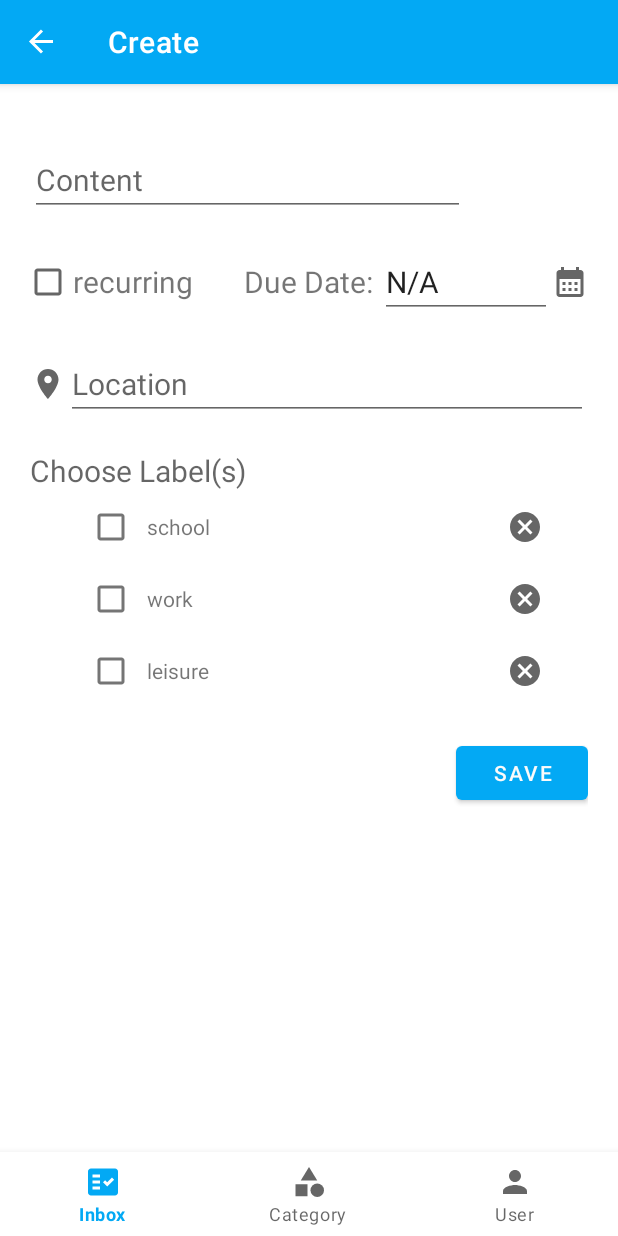
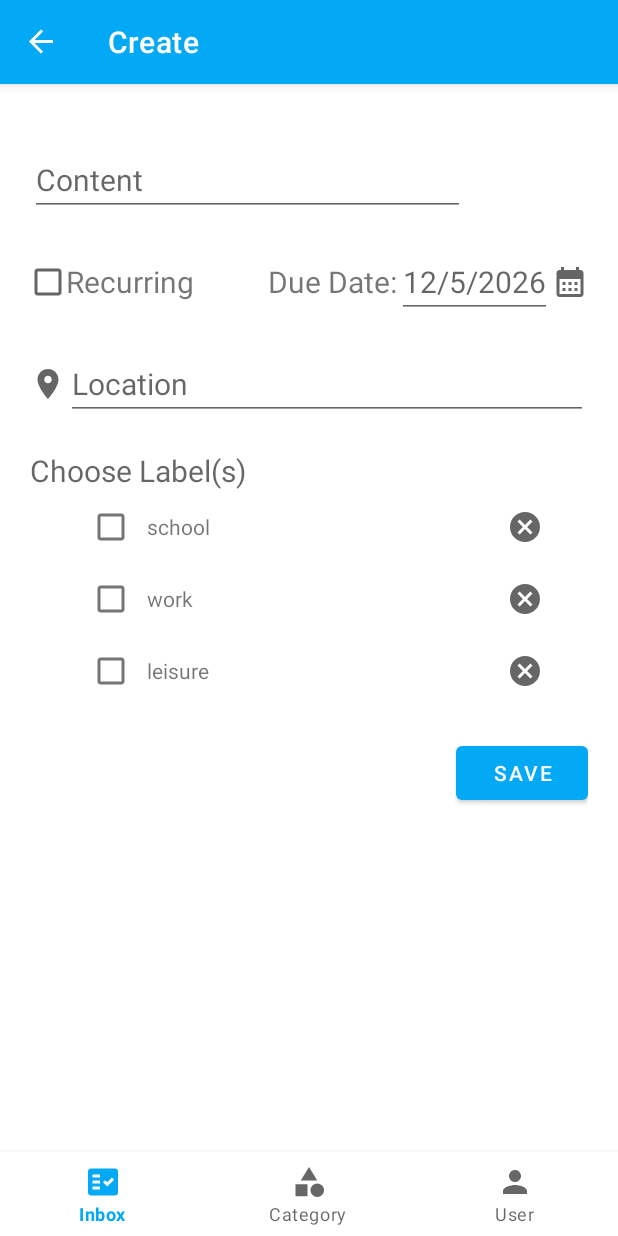
Before and after one commit to zhuy9/AutoChecklist, an Android app: the EntryEditFragment screen opened through its navigation route, on a phone screen of 412 x 824 dp. Run offline under Robolectric (Android 15) with nearby library versions, the phone set to English and light mode, and no system bars; our stand-ins replace Firebase (no records; nobody signed in at launch, a user with empty details on screens opened directly), navigation-ui; libraries missing offline, so code that uses them is left out: com.firebase.ui.

Commit message:
bugfix: recurring change to dueDate bug; bugfix: now datePicker displays correct date; save strings to XML;

```diff
--- a/app/src/main/java/edu/rosehulman/automaticchecklist/Helpers.kt
+++ b/app/src/main/java/edu/rosehulman/automaticchecklist/Helpers.kt
@@ -1,31 +1,50 @@
 package edu.rosehulman.automaticchecklist
 
 import edu.rosehulman.automaticchecklist.models.Label
+import java.text.SimpleDateFormat
 import java.time.Instant
 import java.time.LocalDateTime
 import java.time.ZoneId
 import java.time.format.DateTimeFormatter
+import java.util.*
 
 object Helpers {
     const val TAG = "ACL"
+    const val tag = "tag"
     //var defaultLabelArray = arrayListOf<Label>(Label("School"), Label("Work"), Label("Leisure"))
 
     var defaultLabelStrings = arrayListOf<String>("school", "work", "leisure")
 
-    fun parseFrequencyToArray() = enumValues<Frequency>().map {
-        it.name.replace("_", " ")
+
+    fun parseFrequencyToArray(filterOutNone: Boolean = false): Array<String> {
+        val output = ArrayList<String>()
+        enumValues<Frequency>().forEach {
+            if (!filterOutNone || it.name != Frequency.NONE.toString())
+                output.add(it.name.replace("_", " "))
+        }
+        return output.toTypedArray()
     }
+
+
+    fun indexOfFrequency(f: String) = enumValues<Frequency>().indexOf(
+        Frequency.valueOf(f.replace(" ", "_"))
+    ) // index
 
     fun parseSingleFrequency(f: Frequency) = f.name.replace("_", " ")
 
+    /* parse from milliseconds into dd/MM/yyyy format */
+    /* off by one day bug fix sources: */
+    /* https://github.com/material-components/material-components-android/issues/882 */
+    /* https://github.com/material-components/material-components-android/issues/967 */
+    fun parseDateFromMs(dateTime: Long): String {
+        val date =
+            Calendar.getInstance(TimeZone.getTimeZone("UTC")).apply { timeInMillis = dateTime }
+        return String.format(
+            "%d/%d/%d",
+            date.get(Calendar.MONTH) + 1,
+            date.get(Calendar.DAY_OF_MONTH),
+            date.get(Calendar.YEAR)
+        )
+    }
 
-    fun parseDate(dateTime: Long?): String {
-        var currentTime = dateTime
-        if (currentTime === null)
-            currentTime = System.currentTimeMillis()
-        return LocalDateTime.ofInstant(Instant.ofEpochMilli(currentTime), ZoneId.systemDefault())
-            .format(
-                DateTimeFormatter.ofPattern("dd/MM/yyyy")
-            )
-    }
 }
--- a/app/src/main/java/edu/rosehulman/automaticchecklist/adapters/EntryAdapter.kt
+++ b/app/src/main/java/edu/rosehulman/automaticchecklist/adapters/EntryAdapter.kt
@@ -121,7 +121,7 @@ class EntryAdapter(private val fragment: InboxFragment) :
                 timeIconView.visibility = VISIBLE
                 timeTextView.visibility = VISIBLE
                 timeIconView.setImageResource(Label.LABEL_DUE)
-                timeTextView.text = "DATE"
+                timeTextView.text = Helpers.parseDateFromMs(entry.dueDate!!.toLong())
             } else {
                 timeIconView.visibility = GONE
                 timeTextView.visibility = GONE
--- a/app/src/main/java/edu/rosehulman/automaticchecklist/models/EntriesViewModel.kt
+++ b/app/src/main/java/edu/rosehulman/automaticchecklist/models/EntriesViewModel.kt
@@ -67,7 +67,7 @@ class EntriesViewModel : ViewModel() {
             entries.add(e)
             Log.d(
                 Helpers.TAG,
-                "currentPOS($currentPos) sz(${entries.size}): ${entries.joinToString("::")}"
+                "currentPos($currentPos) entrySize(${entries.size}): ${entries.joinToString(" : ")}"
             )
             currentPos = entries.size - 1
 
@@ -78,8 +78,8 @@ class EntriesViewModel : ViewModel() {
 
     fun updateCurrentEntry(entry: Entry?) {
         if (onCreate) onCreate = false
-        Log.d(Helpers.TAG, "---------------------ERROR LOCATION: ${entry!!.id}")
-        if (entry.id.isNotBlank())
+        // Log.d(Helpers.TAG, "---------------------ERROR LOCATION: ${entry!!.id}")
+        if (entry!!.id.isNotBlank())
             ref.document(entry.id).set(entry)
         else
             addEntry(entry)
--- a/app/src/main/java/edu/rosehulman/automaticchecklist/ui/EntryEditFragment.kt
+++ b/app/src/main/java/edu/rosehulman/automaticchecklist/ui/EntryEditFragment.kt
@@ -8,7 +8,7 @@ import android.view.View.*
 import android.view.ViewGroup
 import android.widget.ArrayAdapter
 import android.widget.AutoCompleteTextView
-import android.widget.LinearLayout
+import android.widget.Toast
 import edu.rosehulman.automaticchecklist.R
 import androidx.core.view.isVisible
 import androidx.fragment.app.Fragment
@@ -16,52 +16,52 @@ import androidx.lifecycle.ViewModelProvider
 import androidx.navigation.fragment.findNavController
 import androidx.recyclerview.widget.LinearLayoutManager
 import com.google.android.material.datepicker.MaterialDatePicker
+import com.google.android.material.snackbar.Snackbar
 import edu.rosehulman.automaticchecklist.Frequency
 import edu.rosehulman.automaticchecklist.Helpers
 import edu.rosehulman.automaticchecklist.adapters.LabelSelectAdapter
 import edu.rosehulman.automaticchecklist.databinding.FragmentEntryEditBinding
 import edu.rosehulman.automaticchecklist.models.EntriesViewModel
 import edu.rosehulman.automaticchecklist.models.Entry
-import java.time.LocalDate
+import edu.rosehulman.automaticchecklist.models.UserViewModel
 
 class EntryEditFragment : Fragment() {
 
-    lateinit var model: EntriesViewModel
+    lateinit var entriesModel: EntriesViewModel
+    lateinit var userModel: UserViewModel
     lateinit var binding: FragmentEntryEditBinding
-
+    lateinit var currentEntry: Entry
     override fun onCreateView(
         inflater: LayoutInflater,
         container: ViewGroup?,
         savedInstanceState: Bundle?
     ): View? {
-        model = ViewModelProvider(requireActivity()).get(EntriesViewModel::class.java)
+        entriesModel = ViewModelProvider(requireActivity()).get(EntriesViewModel::class.java)
+        userModel = ViewModelProvider(requireActivity()).get(UserViewModel::class.java)
         binding = FragmentEntryEditBinding.inflate(inflater, container, false)
-
+        currentEntry = entriesModel.getCurrentEntry()
         setups()
-        updateView()
-
         return binding.root
     }
 
-    fun setups() {
-        // prefill the form
-        val currentEntry = model.getCurrentEntry()
+    private fun setups() {
+        /* initialize the form by prefilling data */
         if (currentEntry.content.isNotBlank()) {
+            binding.entryEditWarning1.visibility = INVISIBLE
             binding.entryEditText.setText(currentEntry.content)
+        } else {
+            binding.entryEditWarning1.visibility = INVISIBLE /* hide warning for content */
         }
         if (currentEntry.location.isNotBlank()) {
             binding.entryEditLocation.setText(currentEntry.location)
         }
-        // set frequency dropdown
+
+        /* initialize frequency dropdown */
         if (currentEntry.recurring != Frequency.NONE.toString()) {
             binding.entryEditFrequency.visibility = VISIBLE
             binding.entryEditFrequencyText.selectItem(
                 currentEntry.recurring, // string
-                enumValues<Frequency>().indexOf(
-                    Frequency.valueOf(
-                        currentEntry.recurring.replace(" ", "_")
-                    )
-                ) // index
+                Helpers.indexOfFrequency(currentEntry.recurring) // index
             )
             binding.entryEditCheckbox.setImageResource(Entry.checkboxCheckedIconSource)
             binding.entryEditChooseDate.isEnabled = false
@@ -73,13 +73,26 @@ class EntryEditFragment : Fragment() {
             binding.entryEditFrequency.visibility = GONE
         }
 
-        // hide warning for content
-        binding.entryEditWarning1.visibility = INVISIBLE
+        /* initialize freq dropdown */
+        binding.entryEditFrequencyText.setAdapter(
+            ArrayAdapter(
+                requireContext(),
+                android.R.layout.simple_spinner_dropdown_item,
+                Helpers.parseFrequencyToArray(filterOutNone = true)
+            )
+        )
 
-        // toggle freq dropdown & date selection
+        /* initialize date text view */
+        if (currentEntry.dueDate != null) {
+            binding.entryEditChooseDate.setText(Helpers.parseDateFromMs(currentEntry.dueDate!!.toLong()))
+        } else {
+            binding.entryEditChooseDate.hint =
+                Helpers.parseDateFromMs(MaterialDatePicker.todayInUtcMilliseconds())
+        }
+
+        /* set listener: toggle freq dropdown & date selection */
         binding.entryEditCheckbox.setOnClickListener {
             if (binding.entryEditFrequency.isVisible) {
-                // TODO set source to constant
                 binding.entryEditCheckbox.setImageResource(Entry.checkboxNotCheckedIconSource)
                 binding.entryEditFrequency.visibility = GONE
                 binding.entryEditChooseDate.isEnabled = true
@@ -91,59 +104,53 @@ class EntryEditFragment : Fragment() {
                 binding.entryEditCalendarIcon.isEnabled = false
             }
         }
-        // set freq dropdown
-        // TODO SET to user options
-        binding.entryEditFrequencyText.setAdapter(
-            ArrayAdapter(
-                requireContext(),
-                android.R.layout.simple_spinner_dropdown_item,
-                Helpers.parseFrequencyToArray() // TODO
-            )
-        )
-        // set current Selection to N/A
-        binding.entryEditChooseDate.setText("N/A")
 
-        // save button, return to inbox if successful
+        /* set listener: jump to calendar pop up window */
+        /* reference: https://material.io/components/date-pickers/android#using-date-pickers */
+        val picker = MaterialDatePicker.Builder.datePicker()
+            .setSelection(MaterialDatePicker.todayInUtcMilliseconds())
+            .setTitleText(R.string.select_due_date).build()
+        picker.addOnPositiveButtonClickListener {
+            binding.entryEditChooseDate.setText(Helpers.parseDateFromMs(it))
+            currentEntry.dueDate = it.toString() // update current entry on save
+        }
+
+        /* set listener: save button, return to inbox if successful */
         binding.entryEditSaveButton.setOnClickListener {
             val content = binding.entryEditText.text.toString()
-            // TODO more to be saved
             if (content.isNullOrBlank()) {
                 binding.entryEditWarning1.visibility = VISIBLE
                 return@setOnClickListener
             }
-
             binding.entryEditWarning1.visibility = INVISIBLE
             currentEntry.content = content
-            // IF frequency is NONE
-            // val checkedStat: Boolean = !binding.entryEditChooseDate.isEnabled
-            val dueLocalDate: LocalDate? = null
+
             val locString = binding.entryEditLocation.text.toString()
             if (locString.isNotBlank())
                 currentEntry.location = locString
-            val recurString = binding.entryEditFrequencyText.text.toString()
-            if (recurString.isNotBlank())
-                currentEntry.recurring = recurString
+            if (binding.entryEditFrequency.isVisible) {
+                currentEntry.dueDate = null
+                val recurString = binding.entryEditFrequencyText.text.toString()
+                if (recurString.isNotBlank())
+                    currentEntry.recurring = recurString
+            } else {
+                currentEntry.recurring = Frequency.NONE.toString()
+            }
             Log.d(
                 Helpers.TAG,
-                "\n\nContent: $content\ndueDate: $dueLocalDate\nloc: ${currentEntry.location}\nfreq: ${currentEntry.recurring}\ntags: ${currentEntry.tags}"
+                "->>\t\nContent: ${currentEntry.content}\n" +
+                        "dueDate: ${currentEntry.dueDate}\n" +
+                        "loc: ${currentEntry.location}\n" +
+                        "freq: ${currentEntry.recurring}\n" +
+                        "tags: ${currentEntry.tags}"
             )
-            model.updateCurrentEntry(currentEntry)
+            entriesModel.updateCurrentEntry(currentEntry)
             findNavController().navigate(R.id.navigation_inbox)
         }
 
-        // jump to calendar pop up window
+
         binding.entryEditCalendarIcon.setOnClickListener {
-            val picker =
-                MaterialDatePicker.Builder.datePicker()
-                    .setSelection(System.currentTimeMillis())
-                    .setTitleText("Select Due Date").build()
-
-            picker.addOnPositiveButtonClickListener {
-                binding.entryEditChooseDate.setText(Helpers.parseDate(it))
-            }
-
-            // TODO make TAG constant
-            picker.show(parentFragmentManager, "TAG")
+            picker.show(parentFragmentManager, Helpers.tag)
         }
 
         // select labels
@@ -152,6 +159,7 @@ class EntryEditFragment : Fragment() {
         binding.entryEditLabelRecyclerView.layoutManager = LinearLayoutManager(requireContext())
     }
 
+    /* reference: https://stackoverflow.com/questions/44963164/autocompletetextview-item-selection-programmatically */
     private fun AutoCompleteTextView.selectItem(text: String, position: Int = 0) {
         this.setText(text)
         //this.showDropDown() // expand dropdown
@@ -159,11 +167,4 @@ class EntryEditFragment : Fragment() {
         this.listSelection = position
         this.performCompletion()
     }
-
-    fun updateView() {
-        // TODO for edit details
-        // binding.entryEditLabels.text = Helpers.arrayToString(model.getCurrentEntry().tags)
-
-
-    }
 }
--- a/app/src/main/java/edu/rosehulman/automaticchecklist/ui/InboxFragment.kt
+++ b/app/src/main/java/edu/rosehulman/automaticchecklist/ui/InboxFragment.kt
@@ -58,6 +58,6 @@ class InboxFragment : Fragment() {
     }
 
     companion object {
-        const val fragmentName = "InboxFragment"
+        const val fragmentName = "InboxFragment" // keep this way
     }
 }
--- a/app/src/main/java/edu/rosehulman/automaticchecklist/ui/UserFragment.kt
+++ b/app/src/main/java/edu/rosehulman/automaticchecklist/ui/UserFragment.kt
@@ -42,9 +42,9 @@ class UserFragment : Fragment() {
         userModel.getOrMakeUser {
             with(userModel.user!!) {
                 Log.d(Helpers.TAG, "$this")
-                binding.userName.setText(name)
-                binding.userAge.setText(age.toString())
-                binding.userLabels.setText(labels.joinToString(separator = ","))
+                binding.userName.text = name
+                binding.userAge.text = age.toString()
+                binding.userLabels.text = labels.joinToString(separator = ", ")
             }
         }
     }
--- a/app/src/main/java/edu/rosehulman/automaticchecklist/ui/WelcomeFragment.kt
+++ b/app/src/main/java/edu/rosehulman/automaticchecklist/ui/WelcomeFragment.kt
@@ -22,8 +22,7 @@ class WelcomeFragment : Fragment() {
         savedInstanceState: Bundle?
     ): View? {
         _binding = FragmentWelcomeBinding.inflate(inflater, container, false)
-        val root: View = binding.root
-        return root
+        return binding.root
     }
 
     override fun onDestroyView() {
--- a/app/src/main/res/layout/fragment_entry_edit.xml
+++ b/app/src/main/res/layout/fragment_entry_edit.xml
@@ -17,7 +17,7 @@
             android:layout_height="wrap_content"
             android:layout_alignParentStart="true"
             android:layout_toStartOf="@+id/entry_edit_warning_1"
-            android:hint="Content"
+            android:hint="@string/content"
             android:importantForAutofill="no"
             android:inputType="text"
             android:textSize="20sp" />
@@ -45,7 +45,7 @@
             android:layout_height="wrap_content"
             android:layout_centerVertical="true"
             android:layout_toEndOf="@id/entry_edit_checkbox"
-            android:text=" recurring"
+            android:text="@string/recurring"
             android:textSize="20sp" />
 
         <TextView
@@ -53,7 +53,7 @@
             android:layout_height="wrap_content"
             android:layout_centerVertical="true"
             android:layout_toStartOf="@id/entry_edit_choose_date"
-            android:text="Due Date: "
+            android:text="@string/due_date"
             android:textSize="20sp" />
 
 
@@ -71,7 +71,7 @@
             android:layout_width="wrap_content"
             android:layout_height="wrap_content"
             android:layout_toStartOf="@id/entry_edit_calendar_icon"
-            android:hint="01/01/2022"
+            android:hint="@string/_01_01_2022"
             android:importantForAutofill="no"
             android:textSize="20sp" />
 
@@ -90,7 +90,7 @@
             android:id="@+id/entry_edit_frequency_text"
             android:layout_width="match_parent"
             android:layout_height="match_parent"
-            android:hint="Choose Recurring Frequency"
+            android:hint="@string/choose_recurring_frequency"
             android:inputType="none" />
 
     </com.google.android.material.textfield.TextInputLayout>
@@ -112,7 +112,7 @@
             android:layout_width="match_parent"
             android:layout_height="wrap_content"
             android:layout_toEndOf="@id/entry_edit_location_icon"
-            android:hint="Location"
+            android:hint="@string/location"
             android:textSize="20sp" />
     </RelativeLayout>
 
@@ -121,7 +121,7 @@
         android:layout_width="match_parent"
         android:layout_height="wrap_content"
         android:layout_marginTop="20sp"
-        android:hint="Choose Label(s)"
+        android:hint="@string/choose_label_s"
         android:textSize="20sp" />
 
     <RelativeLayout
@@ -143,7 +143,7 @@
                 android:layout_height="wrap_content"
                 android:layout_alignParentStart="true"
                 android:layout_toStartOf="@id/entry_edit_label_confirm_button"
-                android:hint="Create a new label"
+                android:hint="@string/create_a_new_label"
                 android:importantForAutofill="no"
                 android:inputType="text" />
 
@@ -152,7 +152,7 @@
                 android:layout_width="wrap_content"
                 android:layout_height="wrap_content"
                 android:layout_alignParentEnd="true"
-                android:text="CREATE" />
+                android:text="@string/create" />
         </RelativeLayout>
 
         <androidx.recyclerview.widget.RecyclerView
@@ -172,7 +172,7 @@
             android:layout_width="wrap_content"
             android:layout_height="wrap_content"
             android:layout_alignParentEnd="true"
-            android:text="SAVE" />
+            android:text="@string/save" />
 
     </RelativeLayout>
 </LinearLayout>
--- a/app/src/main/res/layout/row_checkbox_remove.xml
+++ b/app/src/main/res/layout/row_checkbox_remove.xml
@@ -14,8 +14,8 @@
         android:layout_width="wrap_content"
         android:layout_height="wrap_content"
         android:layout_centerVertical="true"
-        android:layout_toRightOf="@+id/row_checkbox_box"
-        android:text="SELECTION" />
+        android:layout_toEndOf="@+id/row_checkbox_box"
+        android:text="@string/selection" />
 
     <ImageView
         android:id="@+id/row_checkbox_delete"
--- a/app/src/main/res/values/strings.xml
+++ b/app/src/main/res/values/strings.xml
@@ -21,4 +21,19 @@
     <string name="your_age">Your age</string>
     <string name="app_is_loading">App is loading...</string>
     <string name="welcome">Welcome</string>
+    <string name="content">Content</string>
+    <string name="recurring">Recurring</string>
+    <string name="due_date">Due Date:</string>
+    <string name="_01_01_2022">01/01/2022</string>
+    <string name="choose_recurring_frequency">Choose Recurring Frequency</string>
+    <string name="location">Location</string>
+    <string name="choose_label_s">Choose Label(s)</string>
+    <string name="create_a_new_label">Create a new label</string>
+    <string name="save">SAVE</string>
+    <string name="select_due_date">Select Due Date</string>
+    <string name="this_is_the_content">This is the content</string>
+    <string name="d_r">D/R</string>
+    <string name="loc">LOC</string>
+    <string name="lab">LAB</string>
+    <string name="selection">SELECTION</string>
 </resources>
```
Also changed, not shown: app/src/main/res/layout/row_entry.xml (+11 -11 lines).
